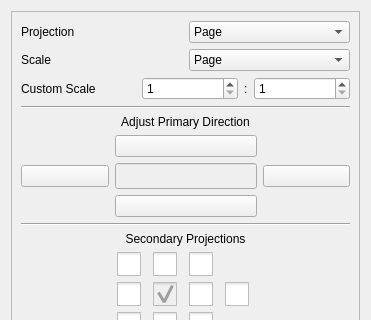
The window that src/Mod/TechDraw/Gui/TaskProjGroup.ui (berndhahnebach/All_FreeCAD) describes before a commit, drawn with Qt 5; both pictures show x 0 to 371 and y 0 to 320 of the 371 by 511 pixel window.
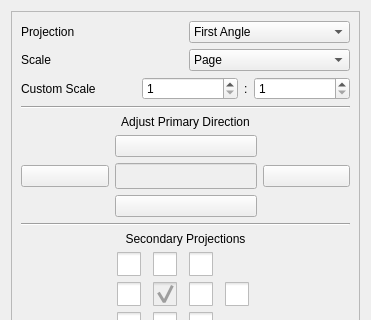
The same window after the commit. Icons and pictures are not drawn.

Commit message: [TD]handle ProjectionAngle changes

```diff
--- a/src/Mod/TechDraw/Gui/TaskProjGroup.ui
+++ b/src/Mod/TechDraw/Gui/TaskProjGroup.ui
@@ -63,11 +63,9 @@
             <property name="editable">
              <bool>false</bool>
             </property>
-            <item>
-             <property name="text">
-              <string>Page</string>
-             </property>
-            </item>
+            <property name="currentText">
+             <string>First Angle</string>
+            </property>
             <item>
              <property name="text">
               <string>First Angle</string>
```
Left out of the diff: 5 changed lines with no effect on the pictures. The commit also changes 4 other files.
